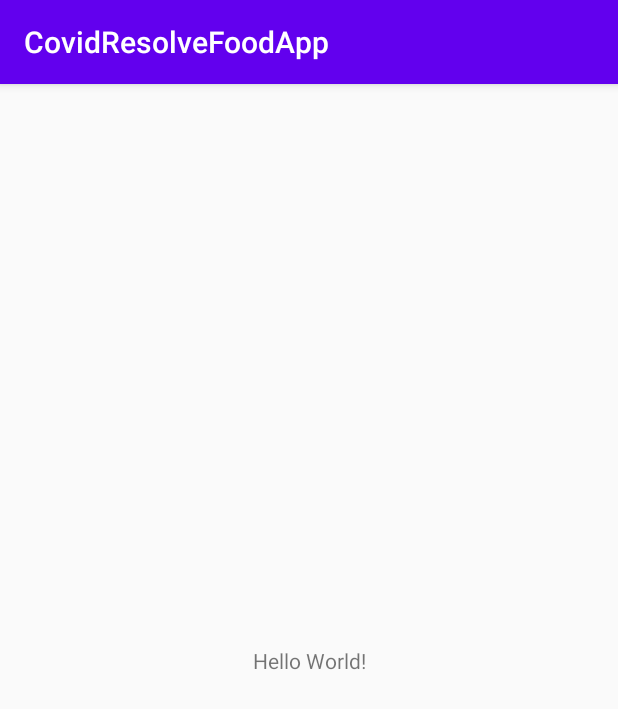
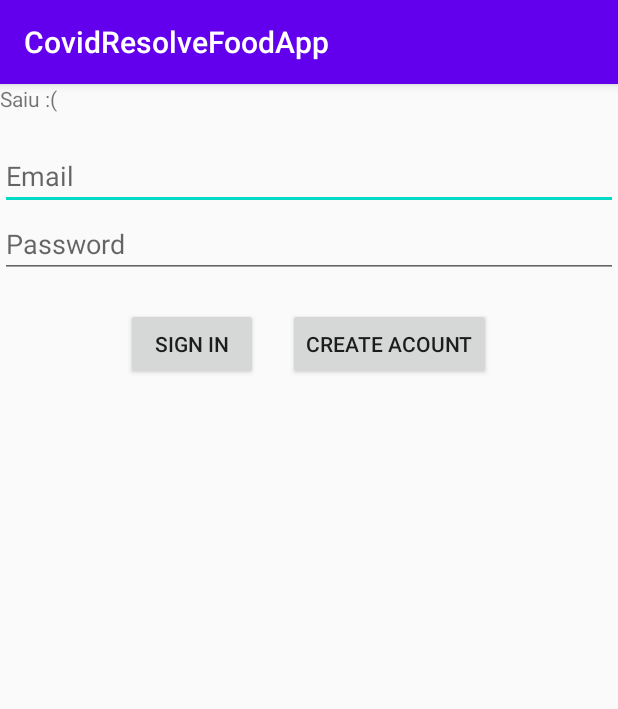
Before and after one commit to Joaodevgit/Safe-Meal-App, an Android app: the screen it shows after launch (MainActivity before the commit, Login after it), on a phone screen of 412 x 824 dp. Shown: the top 709 px of the screen. Run offline under Robolectric (Android 15) with nearby library versions, the phone set to English and light mode, and no system bars; our stand-ins replace Firebase (no records; nobody signed in at launch, a user with empty details on screens opened directly).

```diff
--- a/app/build.gradle
+++ b/app/build.gradle
@@ -1,4 +1,6 @@
 apply plugin: 'com.android.application'
+
+apply plugin: 'com.google.gms.google-services'
 
 android {
     compileSdkVersion 30
@@ -24,8 +26,10 @@ android {
 
 dependencies {
     implementation fileTree(dir: "libs", include: ["*.jar"])
+    implementation 'com.google.firebase:firebase-analytics:17.5.0'
     implementation 'androidx.appcompat:appcompat:1.2.0'
     implementation 'androidx.constraintlayout:constraintlayout:1.1.3'
+    implementation 'com.google.firebase:firebase-auth:19.3.2'
     testImplementation 'junit:junit:4.12'
     androidTestImplementation 'androidx.test.ext:junit:1.1.1'
     androidTestImplementation 'androidx.test.espresso:espresso-core:3.2.0'
--- a/app/src/main/AndroidManifest.xml
+++ b/app/src/main/AndroidManifest.xml
@@ -9,7 +9,9 @@
         android:roundIcon="@mipmap/ic_launcher_round"
         android:supportsRtl="true"
         android:theme="@style/AppTheme">
-        <activity android:name=".MainActivity">
+        <activity android:name=".CreateAccount"></activity>
+        <activity android:name=".MainActivity" />
+        <activity android:name=".Login">
             <intent-filter>
                 <action android:name="android.intent.action.MAIN" />
 
--- /dev/null
+++ b/app/src/main/java/pt/ipp/estg/covidresolvefoodapp/Login.java
@@ -0,0 +1,161 @@
+package pt.ipp.estg.covidresolvefoodapp;
+
+import androidx.annotation.NonNull;
+import androidx.appcompat.app.AppCompatActivity;
+
+import android.content.Intent;
+import android.os.Bundle;
+import android.text.TextUtils;
+import android.util.Log;
+import android.view.View;
+import android.widget.EditText;
+import android.widget.TextView;
+import android.widget.Toast;
+
+import com.google.android.gms.tasks.OnCompleteListener;
+import com.google.android.gms.tasks.Task;
+import com.google.firebase.auth.AuthResult;
+import com.google.firebase.auth.FirebaseAuth;
+import com.google.firebase.auth.FirebaseUser;
+
+public class Login extends AppCompatActivity implements View.OnClickListener {
+
+    private static final String TAG = "EmailPassword";
+
+    private TextView mStatusTextView;
+    private TextView mDetailTextView;
+    private EditText mEmailField;
+    private EditText mPasswordField;
+
+    // [START declare_auth]
+    private FirebaseAuth mAuth;
+    // [END declare_auth]
+
+
+    @Override
+    protected void onCreate(Bundle savedInstanceState) {
+        super.onCreate(savedInstanceState);
+        setContentView(R.layout.activity_login);
+
+        // Views
+        mStatusTextView = findViewById(R.id.status);
+        mDetailTextView = findViewById(R.id.detail);
+        mEmailField = findViewById(R.id.fieldEmail);
+        mPasswordField = findViewById(R.id.fieldPassword);
+
+        // Buttons
+        findViewById(R.id.emailSignInButton).setOnClickListener(this);
+        findViewById(R.id.emailCreateAccountButton).setOnClickListener(this);
+
+        // [START initialize_auth]
+        // Initialize Firebase Auth
+        mAuth = FirebaseAuth.getInstance();
+        // [END initialize_auth]
+    }
+
+
+    // [START on_start_check_user]
+    @Override
+    public void onStart() {
+        super.onStart();
+        // Check if user is signed in (non-null) and update UI accordingly.
+        FirebaseUser currentUser = mAuth.getCurrentUser();
+        updateUI(currentUser);
+
+        //COMENTADO PORQUE NAO ESTA A CHAMAR NADA
+        //startActivity(intent);
+    }
+    // [END on_start_check_user]
+
+    private void signIn(String email, String password) {
+        Log.d(TAG, "signIn:" + email);
+        if (!validateForm()) {
+            return;
+        }
+
+        //showProgressBar();
+
+        // [START sign_in_with_email]
+        mAuth.signInWithEmailAndPassword(email, password)
+                .addOnCompleteListener(this, new OnCompleteListener<AuthResult>() {
+                    @Override
+                    public void onComplete(@NonNull Task<AuthResult> task) {
+                        if (task.isSuccessful()) {
+                            // Sign in success, update UI with the signed-in user's information
+                            Log.d(TAG, "signInWithEmail:success");
+                            FirebaseUser user = mAuth.getCurrentUser();
+//                            mVerificationEmailButton.setVisibility(View.VISIBLE);
+//                            updateUI(user);
+                            Intent intent = new Intent(Login.this, MainActivity.class);
+                            startActivity(intent);
+
+                        } else {
+                            // If sign in fails, display a message to the user.
+                            Log.w(TAG, "signInWithEmail:failure", task.getException());
+                            Toast.makeText(Login.this, "Authentication failed.",
+                                    Toast.LENGTH_SHORT).show();
+                            updateUI(null);
+                        }
+
+                        // [START_EXCLUDE]
+                        if (!task.isSuccessful()) {
+                            mStatusTextView.setText(R.string.auth_failed);
+                        }
+                        //hideProgressBar();
+                        // [END_EXCLUDE]
+                    }
+                });
+        // [END sign_in_with_email]
+    }
+
+    private boolean validateForm() {
+        boolean valid = true;
+
+        String email = mEmailField.getText().toString();
+        if (TextUtils.isEmpty(email)) {
+            mEmailField.setError("Required.");
+            valid = false;
+        } else {
+            mEmailField.setError(null);
+        }
+
+        String password = mPasswordField.getText().toString();
+        if (TextUtils.isEmpty(password)) {
+            mPasswordField.setError("Required.");
+            valid = false;
+        } else {
+            mPasswordField.setError(null);
+        }
+
+        return valid;
+    }
+
+    private void updateUI(FirebaseUser user) {
+        if (user != null) {
+
+            Intent intent = new Intent(Login.this, MainActivity.class);
+            startActivity(intent);
+
+        } else {
+            mStatusTextView.setText(R.string.signed_out);
+            mDetailTextView.setText(null);
+
+            findViewById(R.id.emailPasswordButtons).setVisibility(View.VISIBLE);
+            findViewById(R.id.emailPasswordFields).setVisibility(View.VISIBLE);
+        }
+    }
+
+    @Override
+    public void onClick(View v) {
+        int i = v.getId();
+        if (i == R.id.emailCreateAccountButton) {
+            Intent intent = new Intent(Login.this, CreateAccount.class);
+            startActivity(intent);
+        } else if (i == R.id.emailSignInButton) {
+            signIn(mEmailField.getText().toString(), mPasswordField.getText().toString());
+            Intent intent = new Intent(getApplicationContext(),MainActivity.class);
+            startActivity(intent);
+        }
+    }
+
+}
--- /dev/null
+++ b/app/src/main/res/layout/activity_login.xml
@@ -0,0 +1,68 @@
+<?xml version="1.0" encoding="utf-8"?>
+<LinearLayout xmlns:android="http://schemas.android.com/apk/res/android"
+    android:layout_width="match_parent"
+    android:layout_height="match_parent"
+    android:orientation="vertical">
+
+
+    <TextView
+        android:id="@+id/status"
+        android:layout_width="match_parent"
+        android:layout_height="wrap_content"
+        android:text="TextView" />
+
+    <TextView
+        android:id="@+id/detail"
+        android:layout_width="match_parent"
+        android:layout_height="wrap_content"
+        android:text="TextView" />
+
+    <LinearLayout
+        android:id="@+id/emailPasswordFields"
+        android:layout_width="match_parent"
+        android:layout_height="wrap_content"
+        android:orientation="vertical">
+
+        <EditText
+            android:id="@+id/fieldEmail"
+            android:layout_width="match_parent"
+            android:layout_height="wrap_content"
+            android:ems="10"
+            android:hint="Email"
+            android:inputType="textPersonName" />
+
+        <EditText
+            android:id="@+id/fieldPassword"
+            android:layout_width="match_parent"
+            android:layout_height="wrap_content"
+            android:ems="10"
+            android:hint="Password"
+            android:inputType="textPassword" />
+    </LinearLayout>
+
+    <LinearLayout
+        android:id="@+id/emailPasswordButtons"
+        android:layout_width="wrap_content"
+        android:layout_height="wrap_content"
+        android:layout_gravity="center"
+        android:layout_margin="10dp"
+        android:orientation="horizontal">
+
+        <Button
+            android:id="@+id/emailSignInButton"
+            android:layout_width="match_parent"
+            android:layout_height="match_parent"
+            android:layout_margin="10dp"
+            android:text="Sign In" />
+
+        <Button
+            android:id="@+id/emailCreateAccountButton"
+            android:layout_width="match_parent"
+            android:layout_height="match_parent"
+            android:layout_margin="10dp"
+            android:text="Create Acount" />
+
+    </LinearLayout>
+
+
+</LinearLayout>
--- a/app/src/main/res/values/strings.xml
+++ b/app/src/main/res/values/strings.xml
@@ -1,3 +1,5 @@
 <resources>
     <string name="app_name">CovidResolveFoodApp</string>
+    <string name="auth_failed">Autenticação Falhou :(</string>
+    <string name="signed_out">Saiu :(</string>
 </resources>
--- a/build.gradle
+++ b/build.gradle
@@ -6,7 +6,7 @@ buildscript {
     }
     dependencies {
         classpath "com.android.tools.build:gradle:4.0.1"
-
+        classpath 'com.google.gms:google-services:4.3.3'
         // NOTE: Do not place your application dependencies here; they belong
         // in the individual module build.gradle files
     }
```
Also changed, not shown: app/src/main/java/pt/ipp/estg/covidresolvefoodapp/CreateAccount.java (added, +112 -0 lines), app/src/main/res/layout/activity_create_account.xml (added, +45 -0 lines), 1 other file.
